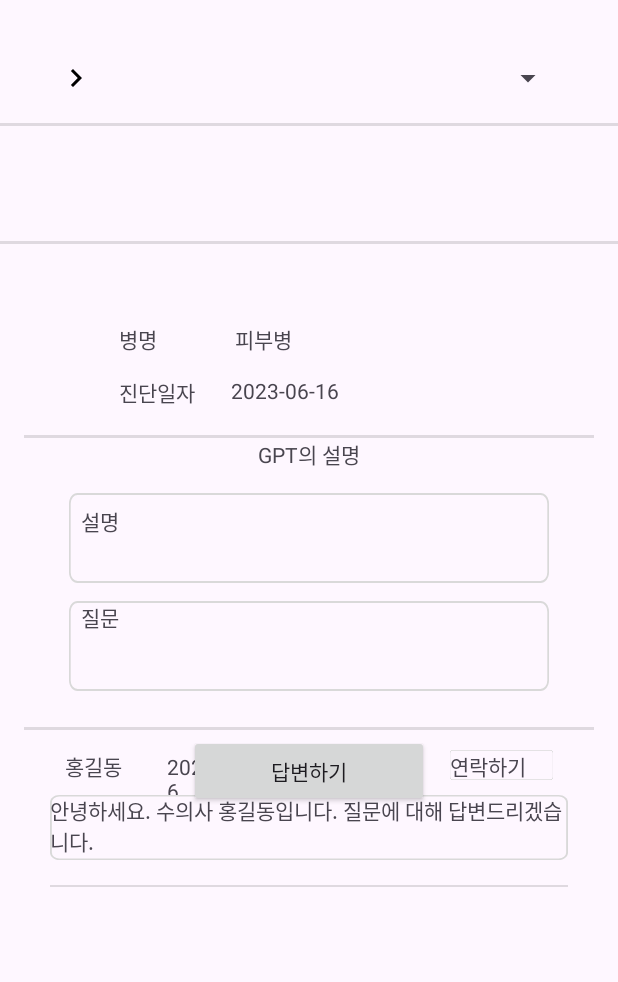
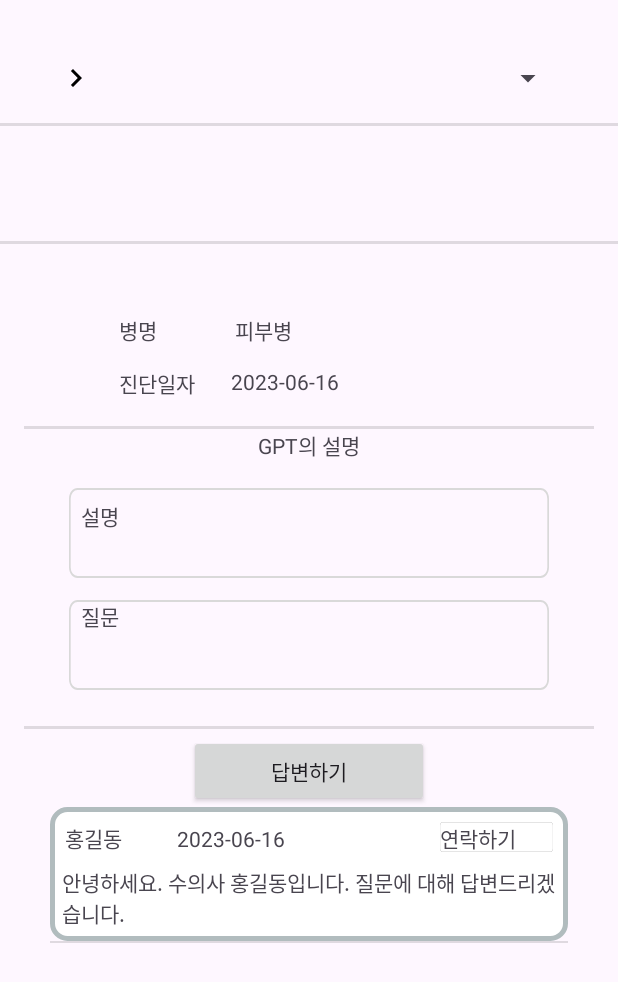
Before and after one commit to kimlohen/KT-AIVLE-BigProject-Android, an Android app: the ArticleFragment screen opened directly, with no data from a screen before it, on a phone screen of 412 x 824 dp. Shown: the top 982 px of the screen. Run offline under Robolectric (Android 15) with nearby library versions, the phone set to English and light mode, and no system bars.

Commit message:
chore: design answer layout

```diff
--- a/app/src/main/res/layout/fragment_article.xml
+++ b/app/src/main/res/layout/fragment_article.xml
@@ -164,8 +164,8 @@
             app:layout_constraintBottom_toBottomOf="parent"
             app:layout_constraintEnd_toEndOf="parent"
             app:layout_constraintStart_toStartOf="parent"
-            app:layout_constraintTop_toTopOf="@+id/ansBtn"
-            app:layout_constraintVertical_bias="0.5" />
+            app:layout_constraintTop_toBottomOf="@+id/ansBtn"
+            app:layout_constraintVertical_bias="0.2" />
 
 
     </androidx.constraintlayout.widget.ConstraintLayout>
--- a/app/src/main/res/layout/itemlist_ans.xml
+++ b/app/src/main/res/layout/itemlist_ans.xml
@@ -1,8 +1,9 @@
 <?xml version="1.0" encoding="utf-8"?>
 <LinearLayout xmlns:android="http://schemas.android.com/apk/res/android"
     android:layout_width="match_parent"
-    android:layout_height="match_parent"
-    android:orientation="vertical">
+    android:layout_height="150dp"
+    android:orientation="vertical"
+    android:background="@drawable/round_border">
 
     <LinearLayout
         android:layout_width="match_parent"
@@ -23,7 +24,7 @@
             android:layout_width="0dp"
             android:layout_height="wrap_content"
             android:layout_marginTop="10dp"
-            android:layout_marginRight="40dp"
+            android:layout_marginRight="20dp"
             android:layout_weight="1"
             android:text="2023-06-16" />
 
@@ -42,19 +43,20 @@
 
     <ScrollView
         android:layout_width="match_parent"
-        android:layout_height="60dp"
+        android:layout_height="match_parent"
         android:layout_weight="0">
 
         <LinearLayout
             android:layout_width="match_parent"
-            android:layout_height="wrap_content"
+            android:layout_height="match_parent"
             android:orientation="vertical">
 
             <TextView
                 android:id="@+id/ansText"
                 android:layout_width="match_parent"
-                android:layout_height="wrap_content"
-                android:background="@drawable/edittext"
+                android:layout_height="match_parent"
+                android:paddingLeft="8dp"
+                android:paddingBottom="8dp"
                 android:text="답변" />
         </LinearLayout>
     </ScrollView>
```
Also changed, not shown: app/src/main/res/drawable/corner_shape.xml (added, +11 -0 lines).
